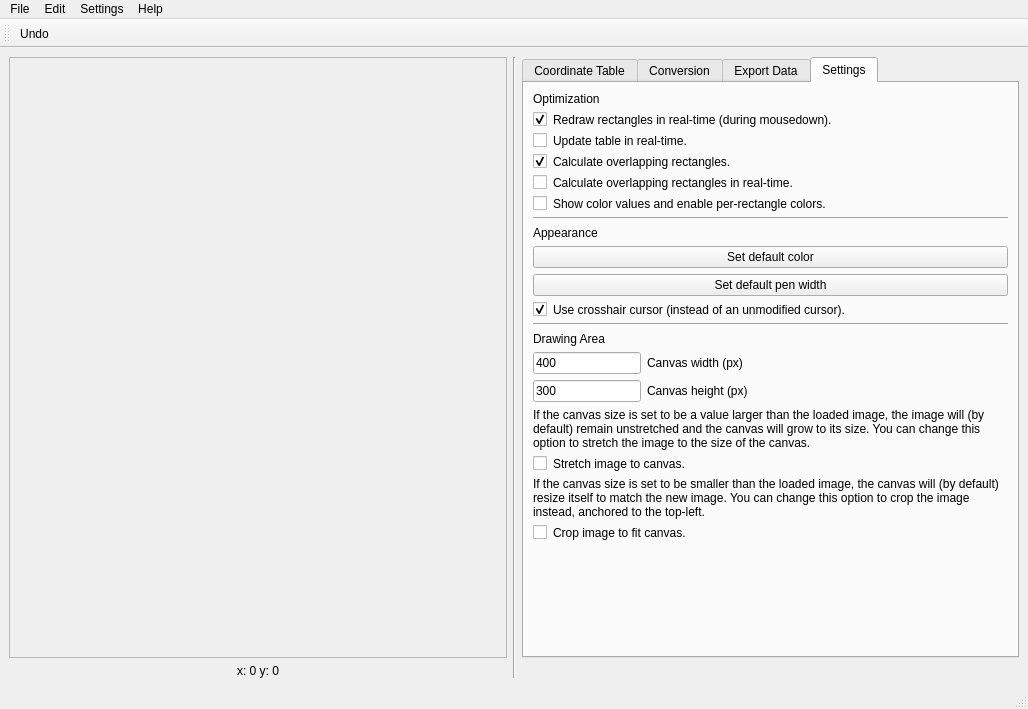
Qt form src/main/resources/base/rectmap.ui (lgactna/RectangleMappingTool) before a commit.
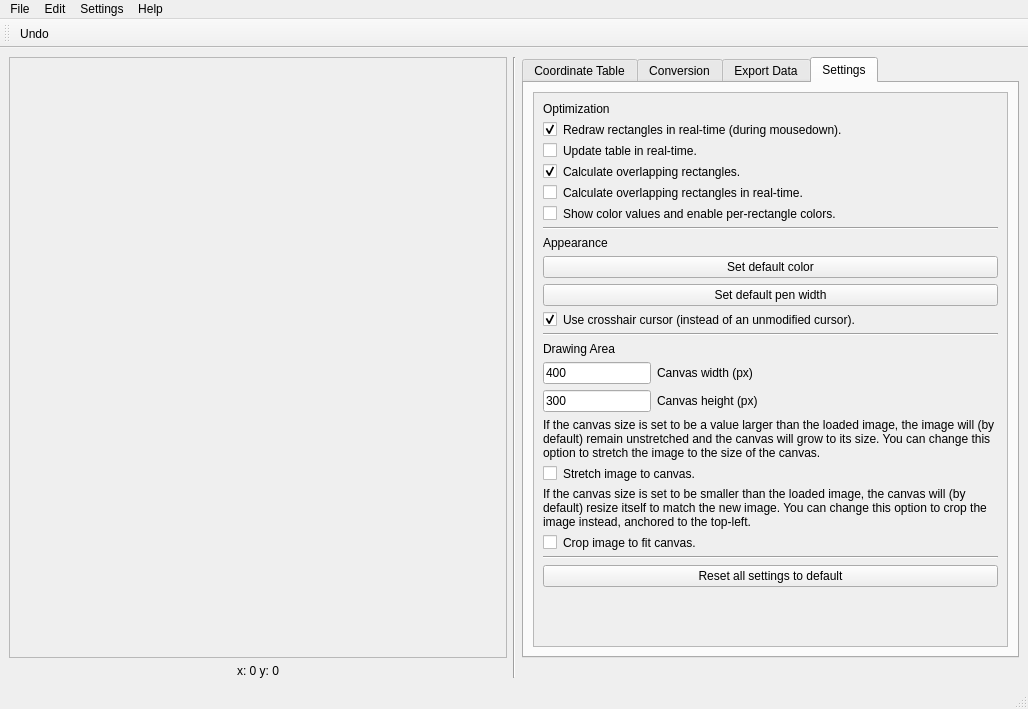
The same form after that commit.

Commit message: place settings in a qscrollarea

```diff
--- a/src/main/resources/base/rectmap.ui
+++ b/src/main/resources/base/rectmap.ui
@@ -499,7 +499,22 @@
        <attribute name="title">
         <string>Settings</string>
        </attribute>
-       <layout class="QFormLayout" name="formLayout_4">
+       <layout class="QVBoxLayout" name="verticalLayout_6">
+        <item>
+         <widget class="QScrollArea" name="scrollArea">
+          <property name="widgetResizable">
+           <bool>true</bool>
+          </property>
+          <widget class="QWidget" name="scrollAreaWidgetContents_4">
+           <property name="geometry">
+            <rect>
+             <x>0</x>
+             <y>-45</y>
+             <width>443</width>
+             <height>589</height>
+            </rect>
+           </property>
+           <layout class="QFormLayout" name="formLayout_2">
         <item row="0" column="0" colspan="2">
          <widget class="QLabel" name="label_8">
           <property name="text">
@@ -572,6 +587,20 @@
           </property>
          </widget>
         </item>
+            <item row="5" column="0">
+             <widget class="QCheckBox" name="show_color_checkbox">
+              <property name="text">
+               <string/>
+              </property>
+             </widget>
+            </item>
+            <item row="5" column="1">
+             <widget class="QLabel" name="label_22">
+              <property name="text">
+               <string>Show color values and enable per-rectangle colors.</string>
+              </property>
+             </widget>
+            </item>
         <item row="6" column="0" colspan="2">
          <widget class="Line" name="line_3">
           <property name="orientation">
@@ -637,7 +666,7 @@
           </property>
          </widget>
         </item>
-        <item row="14" column="0" colspan="2">
+            <item row="13" column="0" colspan="2">
          <layout class="QFormLayout" name="formLayout_3">
           <item row="0" column="0">
            <widget class="QLineEdit" name="canvas_width_edit">
@@ -669,7 +698,7 @@
           </item>
          </layout>
         </item>
-        <item row="15" column="0" colspan="2">
+            <item row="14" column="0" colspan="2">
          <widget class="QLabel" name="label_14">
           <property name="text">
            <string>If the canvas size is set to be a value larger than the loaded image, the image will (by default) remain unstretched and the canvas will grow to its size. You can change this option to stretch the image to the size of the canvas.</string>
@@ -679,21 +708,21 @@
           </property>
          </widget>
         </item>
-        <item row="16" column="0">
+            <item row="15" column="0">
          <widget class="QCheckBox" name="stretch_image_checkbox">
           <property name="text">
            <string/>
           </property>
          </widget>
         </item>
-        <item row="16" column="1">
+            <item row="15" column="1">
          <widget class="QLabel" name="label_17">
           <property name="text">
            <string>Stretch image to canvas.</string>
           </property>
          </widget>
         </item>
-        <item row="17" column="0" colspan="2">
+            <item row="16" column="0" colspan="2">
          <widget class="QLabel" name="label_18">
           <property name="text">
            <string>If the canvas size is set to be smaller than the loaded image, the canvas will (by default) resize itself to match the new image. You can change this option to crop the image instead, anchored to the top-left.</string>
@@ -703,32 +732,36 @@
           </property>
          </widget>
         </item>
-        <item row="18" column="0">
+            <item row="17" column="0">
          <widget class="QCheckBox" name="crop_image_checkbox">
           <property name="text">
            <string/>
           </property>
          </widget>
         </item>
-        <item row="18" column="1">
+            <item row="17" column="1">
          <widget class="QLabel" name="label_20">
           <property name="text">
            <string>Crop image to fit canvas.</string>
           </property>
          </widget>
         </item>
-        <item row="5" column="0">
-         <widget class="QCheckBox" name="show_color_checkbox">
-          <property name="text">
-           <string/>
+            <item row="18" column="0" colspan="2">
+             <widget class="Line" name="line_6">
+              <property name="orientation">
+               <enum>Qt::Horizontal</enum>
           </property>
          </widget>
         </item>
-        <item row="5" column="1">
-         <widget class="QLabel" name="label_22">
+            <item row="19" column="0" colspan="2">
+             <widget class="QPushButton" name="reset_settings_button">
           <property name="text">
-           <string>Show color values and enable per-rectangle colors.</string>
-          </property>
+               <string>Reset all settings to default</string>
+              </property>
+             </widget>
+            </item>
+           </layout>
+          </widget>
          </widget>
         </item>
        </layout>
```
Left out of the diff: 16 changed lines with no effect on the pictures. Lines whose indentation alone changed are shown as unchanged. The commit also changes 1 other file.
